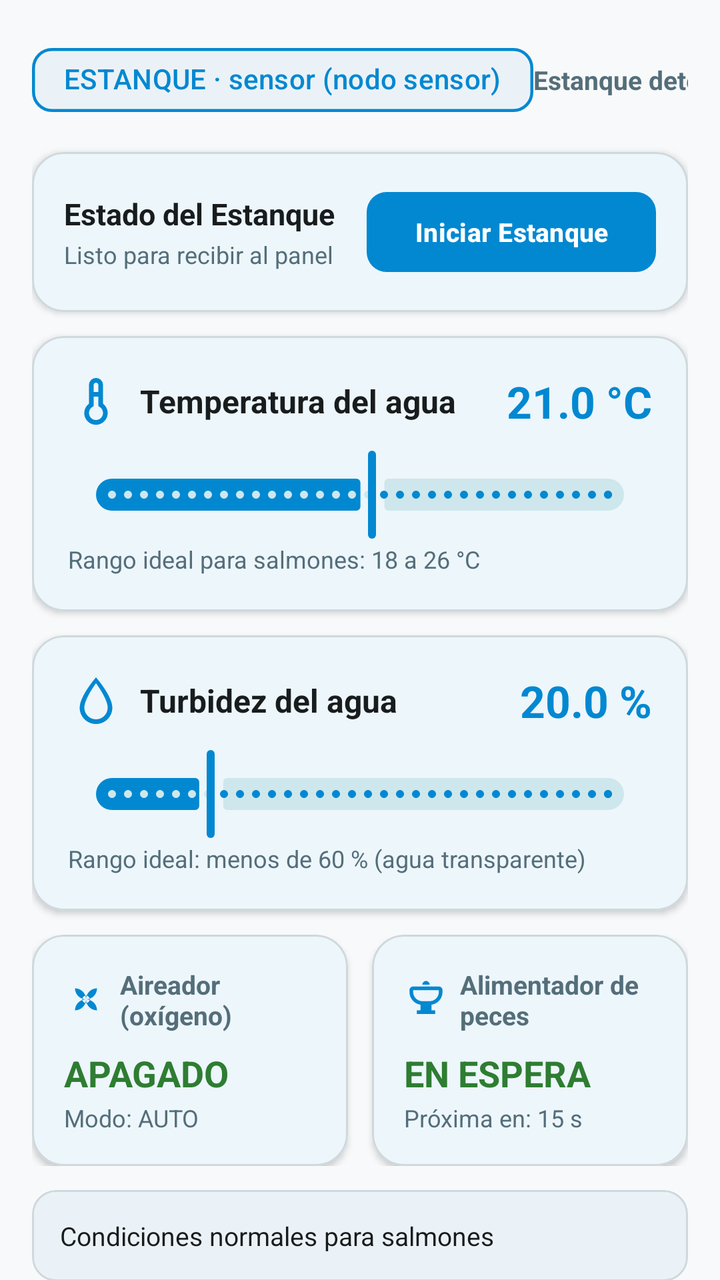
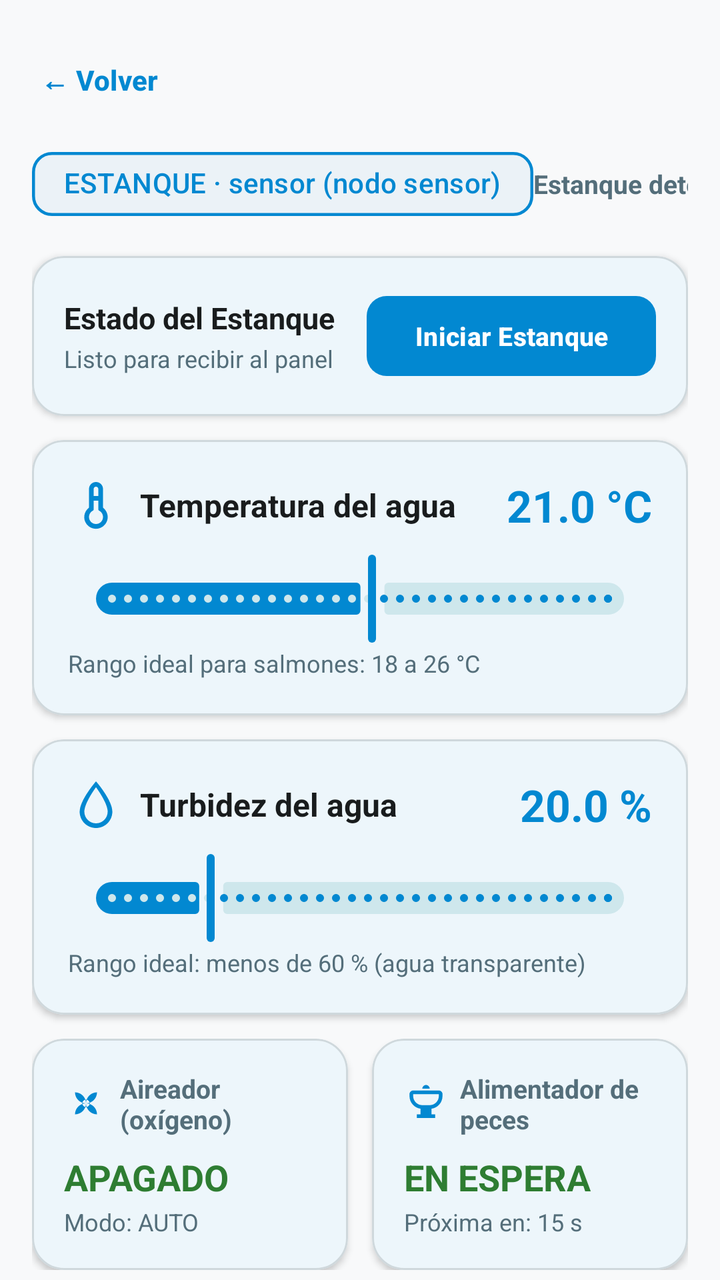

Before-and-after screenshots of an Android layout around one commit, followed by the original layout XML and the change that was made.
<!-- AndroidManifest.xml: activity theme Theme.Piscicultura -->
<!-- res/layout/activity_nodo.xml -->
<?xml version="1.0" encoding="utf-8"?>
<androidx.core.widget.NestedScrollView
    xmlns:android="http://schemas.android.com/apk/res/android"
    xmlns:app="http://schemas.android.com/apk/res-auto"
    xmlns:tools="http://schemas.android.com/tools"
    android:layout_width="match_parent"
    android:layout_height="match_parent"
    android:background="?android:attr/colorBackground"
    android:fillViewport="true">

    <LinearLayout
        android:layout_width="match_parent"
        android:layout_height="wrap_content"
        android:orientation="vertical"
        android:padding="16dp">

        
        <LinearLayout
            android:layout_width="match_parent"
            android:layout_height="wrap_content"
            android:gravity="center_vertical"
            android:orientation="horizontal">

            <com.google.android.material.chip.Chip
                android:id="@+id/chipRoleHeader"
                style="@style/Widget.Material3.Chip.Assist"
                android:layout_width="wrap_content"
                android:layout_height="wrap_content"
                android:text="@string/nodo_chip_header"
                android:textColor="?attr/colorPrimary"
                android:textStyle="bold"
                app:chipBackgroundColor="?attr/colorSurfaceVariant"
                app:chipCornerRadius="10dp"
                app:chipStrokeColor="?attr/colorPrimary"
                app:chipStrokeWidth="1.5dp" />

            <View
                android:layout_width="0dp"
                android:layout_height="1dp"
                android:layout_weight="1" />

            <TextView
                android:id="@+id/tvConnectionStatus"
                android:layout_width="wrap_content"
                android:layout_height="wrap_content"
                android:text="@string/nodo_connection_stopped"
                android:textColor="?attr/colorOnSurfaceVariant"
                android:textSize="13sp"
                android:textStyle="bold" />
        </LinearLayout>

        
        <com.google.android.material.card.MaterialCardView
            android:layout_width="match_parent"
            android:layout_height="wrap_content"
            android:layout_marginTop="12dp"
            app:cardBackgroundColor="?attr/colorSurface"
            app:cardCornerRadius="16dp"
            app:cardElevation="2dp"
            app:strokeColor="?attr/colorOutline"
            app:strokeWidth="1dp">

            <LinearLayout
                android:layout_width="match_parent"
                android:layout_height="wrap_content"
                android:gravity="center_vertical"
                android:orientation="horizontal"
                android:padding="16dp">

                <LinearLayout
                    android:layout_width="0dp"
                    android:layout_height="wrap_content"
                    android:layout_weight="1"
                    android:orientation="vertical">

                    <TextView
                        android:layout_width="wrap_content"
                        android:layout_height="wrap_content"
                        android:text="Estado del Estanque"
                        android:textColor="?attr/colorOnSurface"
                        android:textSize="15sp"
                        android:textStyle="bold" />

                    <TextView
                        android:id="@+id/tvServerSubtext"
                        android:layout_width="wrap_content"
                        android:layout_height="wrap_content"
                        android:layout_marginTop="2dp"
                        android:text="@string/nodo_server_subtext"
                        android:textColor="?attr/colorOnSurfaceVariant"
                        android:textSize="12sp" />
                </LinearLayout>

                <com.google.android.material.button.MaterialButton
                    android:id="@+id/btnToggleServer"
                    android:layout_width="wrap_content"
                    android:layout_height="48dp"
                    android:text="@string/nodo_btn_start"
                    android:textSize="13sp"
                    android:textStyle="bold"
                    app:cornerRadius="10dp" />
            </LinearLayout>
        </com.google.android.material.card.MaterialCardView>

        
        <com.google.android.material.card.MaterialCardView
            android:layout_width="match_parent"
            android:layout_height="wrap_content"
            android:layout_marginTop="12dp"
            app:cardBackgroundColor="?attr/colorSurface"
            app:cardCornerRadius="16dp"
            app:cardElevation="2dp"
            app:strokeColor="?attr/colorOutline"
            app:strokeWidth="1dp">

            <LinearLayout
                android:layout_width="match_parent"
                android:layout_height="wrap_content"
                android:orientation="vertical"
                android:padding="18dp">

                <LinearLayout
                    android:layout_width="match_parent"
                    android:layout_height="wrap_content"
                    android:gravity="center_vertical"
                    android:orientation="horizontal">

                    <ImageView
                        android:layout_width="28dp"
                        android:layout_height="28dp"
                        android:contentDescription="@string/nodo_temp_title"
                        android:src="@drawable/ic_thermostat"
                        app:tint="?attr/colorPrimary" />

                    <TextView
                        android:layout_width="0dp"
                        android:layout_height="wrap_content"
                        android:layout_marginStart="8dp"
                        android:layout_weight="1"
                        android:text="@string/nodo_temp_title"
                        android:textColor="?attr/colorOnSurface"
                        android:textSize="16sp"
                        android:textStyle="bold" />

                    <TextView
                        android:id="@+id/tvTempDisplay"
                        android:layout_width="wrap_content"
                        android:layout_height="wrap_content"
                        android:text="21.0 °C"
                        android:textColor="?attr/colorPrimary"
                        android:textSize="22sp"
                        android:textStyle="bold" />
                </LinearLayout>

                <com.google.android.material.slider.Slider
                    android:id="@+id/sliderTemperatura"
                    android:layout_width="match_parent"
                    android:layout_height="wrap_content"
                    android:layout_marginTop="8dp"
                    android:value="21.0"
                    android:valueFrom="0.0"
                    android:valueTo="40.0"
                    android:stepSize="0.5" />

                <TextView
                    android:layout_width="wrap_content"
                    android:layout_height="wrap_content"
                    android:text="@string/nodo_temp_ideal"
                    android:textColor="?attr/colorOnSurfaceVariant"
                    android:textSize="12sp" />

            </LinearLayout>
        </com.google.android.material.card.MaterialCardView>

        
        <com.google.android.material.card.MaterialCardView
            android:layout_width="match_parent"
            android:layout_height="wrap_content"
            android:layout_marginTop="12dp"
            app:cardBackgroundColor="?attr/colorSurface"
            app:cardCornerRadius="16dp"
            app:cardElevation="2dp"
            app:strokeColor="?attr/colorOutline"
            app:strokeWidth="1dp">

            <LinearLayout
                android:layout_width="match_parent"
                android:layout_height="wrap_content"
                android:orientation="vertical"
                android:padding="18dp">

                <LinearLayout
                    android:layout_width="match_parent"
                    android:layout_height="wrap_content"
                    android:gravity="center_vertical"
                    android:orientation="horizontal">

                    <ImageView
                        android:layout_width="28dp"
                        android:layout_height="28dp"
                        android:contentDescription="@string/nodo_turb_title"
                        android:src="@drawable/ic_water_drop"
                        app:tint="?attr/colorPrimary" />

                    <TextView
                        android:layout_width="0dp"
                        android:layout_height="wrap_content"
                        android:layout_marginStart="8dp"
                        android:layout_weight="1"
                        android:text="@string/nodo_turb_title"
                        android:textColor="?attr/colorOnSurface"
                        android:textSize="16sp"
                        android:textStyle="bold" />

                    <TextView
                        android:id="@+id/tvTurbDisplay"
                        android:layout_width="wrap_content"
                        android:layout_height="wrap_content"
                        android:text="20.0 %"
                        android:textColor="?attr/colorPrimary"
                        android:textSize="22sp"
                        android:textStyle="bold" />
                </LinearLayout>

                <com.google.android.material.slider.Slider
                    android:id="@+id/sliderTurbidez"
                    android:layout_width="match_parent"
                    android:layout_height="wrap_content"
                    android:layout_marginTop="8dp"
                    android:value="20.0"
                    android:valueFrom="0.0"
                    android:valueTo="100.0"
                    android:stepSize="1.0" />

                <TextView
                    android:layout_width="wrap_content"
                    android:layout_height="wrap_content"
                    android:text="@string/nodo_turb_ideal"
                    android:textColor="?attr/colorOnSurfaceVariant"
                    android:textSize="12sp" />

            </LinearLayout>
        </com.google.android.material.card.MaterialCardView>

        
        <LinearLayout
            android:layout_width="match_parent"
            android:layout_height="wrap_content"
            android:layout_marginTop="12dp"
            android:orientation="horizontal">

            
            <com.google.android.material.card.MaterialCardView
                android:id="@+id/cardAireador"
                android:layout_width="0dp"
                android:layout_height="wrap_content"
                android:layout_marginEnd="6dp"
                android:layout_weight="1"
                app:cardBackgroundColor="?attr/colorSurface"
                app:cardCornerRadius="16dp"
                app:cardElevation="2dp"
                app:strokeColor="?attr/colorOutline"
                app:strokeWidth="1dp">

                <LinearLayout
                    android:layout_width="match_parent"
                    android:layout_height="wrap_content"
                    android:orientation="vertical"
                    android:padding="16dp">

                    <LinearLayout
                        android:layout_width="match_parent"
                        android:layout_height="wrap_content"
                        android:gravity="center_vertical"
                        android:orientation="horizontal">

                        <ImageView
                            android:layout_width="22dp"
                            android:layout_height="22dp"
                            android:contentDescription="@string/nodo_aerator_title"
                            android:src="@drawable/ic_fan"
                            app:tint="?attr/colorPrimary" />

                        <TextView
                            android:layout_width="wrap_content"
                            android:layout_height="wrap_content"
                            android:layout_marginStart="6dp"
                            android:text="@string/nodo_aerator_title"
                            android:textColor="?attr/colorOnSurfaceVariant"
                            android:textSize="13sp"
                            android:textStyle="bold" />
                    </LinearLayout>

                    <TextView
                        android:id="@+id/tvAireadorEstado"
                        android:layout_width="wrap_content"
                        android:layout_height="wrap_content"
                        android:layout_marginTop="8dp"
                        android:text="@string/nodo_aerator_off"
                        android:textColor="@color/status_ok"
                        android:textSize="18sp"
                        android:textStyle="bold" />

                    <TextView
                        android:id="@+id/tvAireadorModo"
                        android:layout_width="wrap_content"
                        android:layout_height="wrap_content"
                        android:layout_marginTop="2dp"
                        android:text="Modo: AUTO"
                        android:textColor="?attr/colorOnSurfaceVariant"
                        android:textSize="12sp" />
                </LinearLayout>
            </com.google.android.material.card.MaterialCardView>

            
            <com.google.android.material.card.MaterialCardView
                android:id="@+id/cardAlimentador"
                android:layout_width="0dp"
                android:layout_height="wrap_content"
                android:layout_marginStart="6dp"
                android:layout_weight="1"
                app:cardBackgroundColor="?attr/colorSurface"
                app:cardCornerRadius="16dp"
                app:cardElevation="2dp"
                app:strokeColor="?attr/colorOutline"
                app:strokeWidth="1dp">

                <LinearLayout
                    android:layout_width="match_parent"
                    android:layout_height="wrap_content"
                    android:orientation="vertical"
                    android:padding="16dp">

                    <LinearLayout
                        android:layout_width="match_parent"
                        android:layout_height="wrap_content"
                        android:gravity="center_vertical"
                        android:orientation="horizontal">

                        <ImageView
                            android:layout_width="22dp"
                            android:layout_height="22dp"
                            android:contentDescription="@string/nodo_feeder_title"
                            android:src="@drawable/ic_food"
                            app:tint="?attr/colorPrimary" />

                        <TextView
                            android:layout_width="wrap_content"
                            android:layout_height="wrap_content"
                            android:layout_marginStart="6dp"
                            android:text="@string/nodo_feeder_title"
                            android:textColor="?attr/colorOnSurfaceVariant"
                            android:textSize="13sp"
                            android:textStyle="bold" />
                    </LinearLayout>

                    <TextView
                        android:id="@+id/tvAlimentadorEstado"
                        android:layout_width="wrap_content"
                        android:layout_height="wrap_content"
                        android:layout_marginTop="8dp"
                        android:text="@string/nodo_feeder_waiting"
                        android:textColor="@color/status_ok"
                        android:textSize="18sp"
                        android:textStyle="bold" />

                    <TextView
                        android:id="@+id/tvAlimentadorCuenta"
                        android:layout_width="wrap_content"
                        android:layout_height="wrap_content"
                        android:layout_marginTop="2dp"
                        android:text="Próxima en: 15 s"
                        android:textColor="?attr/colorOnSurfaceVariant"
                        android:textSize="12sp" />
                </LinearLayout>
            </com.google.android.material.card.MaterialCardView>
        </LinearLayout>

        
        <com.google.android.material.card.MaterialCardView
            android:layout_width="match_parent"
            android:layout_height="wrap_content"
            android:layout_marginTop="12dp"
            app:cardBackgroundColor="?attr/colorSurfaceVariant"
            app:cardCornerRadius="12dp"
            app:strokeColor="?attr/colorOutline"
            app:strokeWidth="1dp">

            <TextView
                android:id="@+id/tvMensajeLogica"
                android:layout_width="match_parent"
                android:layout_height="wrap_content"
                android:padding="14dp"
                android:text="Condiciones normales para salmones"
                android:textColor="?attr/colorOnSurface"
                android:textSize="13sp" />
        </com.google.android.material.card.MaterialCardView>

        
        <com.google.android.material.button.MaterialButton
            android:id="@+id/btnForzarAlimentacionLocal"
            style="@style/Widget.Material3.Button.OutlinedButton"
            android:layout_width="match_parent"
            android:layout_height="50dp"
            android:layout_marginTop="10dp"
            android:text="@string/nodo_btn_force_feed"
            android:textColor="?attr/colorPrimary"
            android:textSize="14sp"
            app:cornerRadius="10dp"
            app:icon="@drawable/ic_food"
            app:iconSize="18dp"
            app:strokeColor="?attr/colorPrimary" />

        
        <com.google.android.material.button.MaterialButton
            android:id="@+id/btnToggleLog"
            style="@style/Widget.Material3.Button.TextButton"
            android:layout_width="match_parent"
            android:layout_height="44dp"
            android:layout_marginTop="6dp"
            android:text="@string/nodo_btn_toggle_log"
            android:textColor="?attr/colorOnSurfaceVariant"
            android:textSize="13sp"
            app:icon="@drawable/ic_expand_more"
            app:iconGravity="textEnd"
            app:iconSize="18dp"
            app:iconTint="?attr/colorOnSurfaceVariant" />

        <TextView
            android:id="@+id/tvLogEventos"
            android:layout_width="match_parent"
            android:layout_height="120dp"
            android:layout_marginTop="2dp"
            android:layout_marginBottom="16dp"
            android:background="?attr/colorSurfaceVariant"
            android:gravity="bottom"
            android:maxLines="8"
            android:padding="12dp"
            android:scrollbars="vertical"
            android:text="[Iniciando sistema...]"
            android:textColor="?attr/colorOnSurfaceVariant"
            android:textSize="11sp"
            android:fontFamily="monospace"
            android:visibility="gone"
            tools:visibility="visible" />

    </LinearLayout>
</androidx.core.widget.NestedScrollView>
<!-- resources referenced by this layout -->
<resources>
  <color name="status_ok">#2E7D32</color>
  <!-- drawable ic_expand_more (drawable) -->
  <vector xmlns:android="http://schemas.android.com/apk/res/android"
      android:width="24dp"
      android:height="24dp"
      android:viewportWidth="24"
      android:viewportHeight="24">
      <path
          android:fillColor="?attr/colorOnSurfaceVariant"
          android:pathData="M16.59,8.59L12,13.17L7.41,8.59L6,10L12,16L18,10L16.59,8.59Z" />
  </vector>
  <!-- drawable ic_food (drawable) -->
  <vector xmlns:android="http://schemas.android.com/apk/res/android"
      android:width="24dp"
      android:height="24dp"
      android:viewportWidth="24"
      android:viewportHeight="24">
      <path
          android:fillColor="?attr/colorPrimary"
          android:pathData="M19,5H5C3.9,5 3,5.9 3,7V8C3,11.55 5.64,14.5 9,14.93V18H7V20H17V18H15V14.93C18.36,14.5 21,11.55 21,8V7C21,5.9 20.1,5 19,5ZM19,8C19,10.76 16.76,13 14,13H10C7.24,13 5,10.76 5,8V7H19V8ZM12,2C10.9,2 10,2.9 10,4H14C14,2.9 13.1,2 12,2Z" />
  </vector>
  <!-- drawable ic_water_drop (drawable) -->
  <vector xmlns:android="http://schemas.android.com/apk/res/android"
      android:width="24dp"
      android:height="24dp"
      android:viewportWidth="24"
      android:viewportHeight="24">
      <path
          android:fillColor="?attr/colorPrimary"
          android:pathData="M12,2C12,2 5,10 5,15C5,18.87 8.13,22 12,22C15.87,22 19,18.87 19,15C19,10 12,2 12,2ZM12,20C9.24,20 7,17.76 7,15C7,11.88 10.4,6.71 12,4.52C13.6,6.71 17,11.88 17,15C17,17.76 14.76,20 12,20Z" />
  </vector>
  <string name="nodo_aerator_off">APAGADO</string>
  <string name="nodo_aerator_title">Aireador (oxígeno)</string>
  <string name="nodo_btn_force_feed">Dar alimento ahora</string>
  <string name="nodo_btn_start">Iniciar Estanque</string>
  <string name="nodo_btn_toggle_log">Ver detalles técnicos</string>
  <string name="nodo_chip_header">ESTANQUE · sensor (nodo sensor)</string>
  <string name="nodo_connection_stopped">Estanque detenido</string>
  <string name="nodo_feeder_title">Alimentador de peces</string>
  <string name="nodo_feeder_waiting">EN ESPERA</string>
  <string name="nodo_server_subtext">Listo para recibir al panel</string>
  <string name="nodo_temp_ideal">Rango ideal para salmones: 18 a 26 °C</string>
  <string name="nodo_temp_title">Temperatura del agua</string>
  <string name="nodo_turb_ideal">Rango ideal: menos de 60 % (agua transparente)</string>
  <string name="nodo_turb_title">Turbidez del agua</string>
  <color name="md_theme_primary">#0288D1</color>
  <color name="md_theme_onPrimary">#FFFFFF</color>
  <color name="md_theme_primaryContainer">#E1F5FE</color>
  <color name="md_theme_onPrimaryContainer">#001F2A</color>
  <color name="md_theme_secondary">#4A6267</color>
  <color name="md_theme_onSecondary">#FFFFFF</color>
  <color name="md_theme_secondaryContainer">#CEE7EC</color>
  <color name="md_theme_onSecondaryContainer">#051F23</color>
  <color name="md_theme_background">#F8F9FA</color>
  <color name="md_theme_onBackground">#191C1D</color>
  <color name="md_theme_surface">#FFFFFF</color>
  <color name="md_theme_onSurface">#191C1D</color>
  <color name="md_theme_surfaceVariant">#EBF2F7</color>
  <color name="md_theme_onSurfaceVariant">#546E7A</color>
  <color name="md_theme_outline">#CFD8DC</color>
  <color name="status_alert">#D32F2F</color>
  <color name="white">#FFFFFF</color>
  <!-- unchanged entries left out for length: 3 -->
</resources>

<!-- the commit's change to res/layout/activity_nodo.xml (unified diff, before → after) -->
@@ -13,6 +13,22 @@
         android:layout_height="wrap_content"
         android:orientation="vertical"
         android:padding="16dp">
+
+        
+        <com.google.android.material.button.MaterialButton
+            android:id="@+id/btnVolverRoles"
+            style="@style/Widget.Material3.Button.TextButton"
+            android:layout_width="wrap_content"
+            android:layout_height="wrap_content"
+            android:minWidth="48dp"
+            android:minHeight="48dp"
+            android:layout_marginStart="-8dp"
+            android:layout_marginBottom="4dp"
+            android:contentDescription="@string/volver_roles_content_desc"
+            android:text="@string/btn_volver_roles"
+            android:textColor="?attr/colorPrimary"
+            android:textSize="14sp"
+            android:textStyle="bold" />
 
         
         <LinearLayout
<!-- resource entries referenced after the edit -->
@@ -31,6 +31,7 @@
           android:fillColor="?attr/colorPrimary"
           android:pathData="M12,2C12,2 5,10 5,15C5,18.87 8.13,22 12,22C15.87,22 19,18.87 19,15C19,10 12,2 12,2ZM12,20C9.24,20 7,17.76 7,15C7,11.88 10.4,6.71 12,4.52C13.6,6.71 17,11.88 17,15C17,17.76 14.76,20 12,20Z" />
   </vector>
+  <string name="btn_volver_roles">← Volver</string>
   <string name="nodo_aerator_off">APAGADO</string>
   <string name="nodo_aerator_title">Aireador (oxígeno)</string>
   <string name="nodo_btn_force_feed">Dar alimento ahora</string>
@@ -45,6 +46,7 @@
   <string name="nodo_temp_title">Temperatura del agua</string>
   <string name="nodo_turb_ideal">Rango ideal: menos de 60 % (agua transparente)</string>
   <string name="nodo_turb_title">Turbidez del agua</string>
+  <string name="volver_roles_content_desc">Volver a la selección de rol</string>
   <color name="md_theme_primary">#0288D1</color>
   <color name="md_theme_onPrimary">#FFFFFF</color>
   <color name="md_theme_primaryContainer">#E1F5FE</color>
